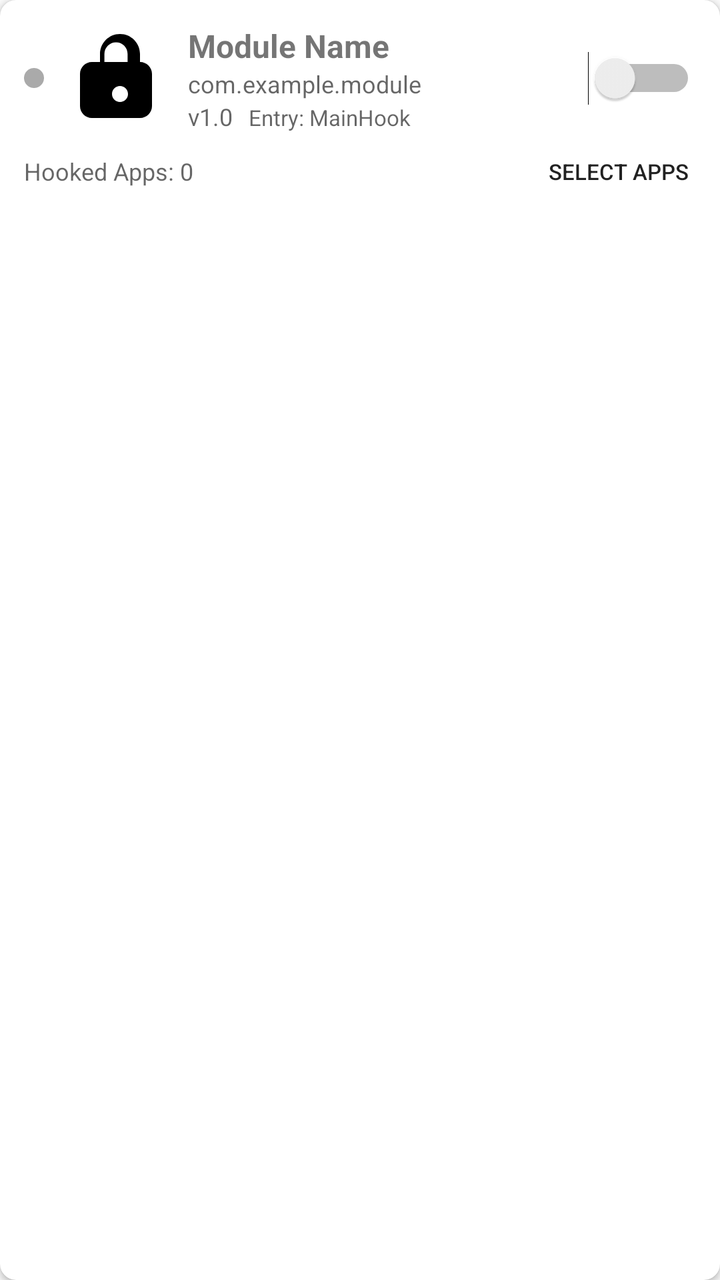
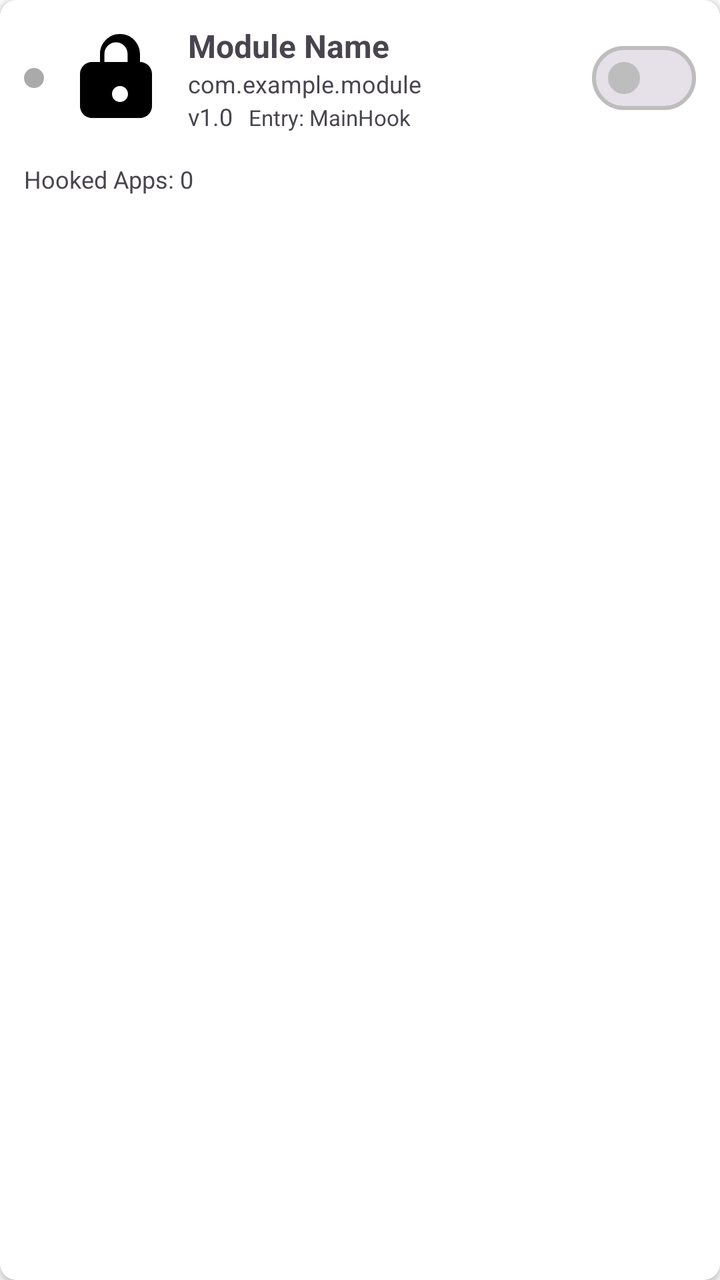

An Android layout rendered at two revisions. The XML below is the earlier revision; the diff shows what the commit changed to produce the second picture.
<!-- AndroidManifest.xml: application theme Theme.ShizuPosedManager -->
<!-- res/layout/item_module.xml -->
<?xml version="1.0" encoding="utf-8"?>
<androidx.cardview.widget.CardView
    xmlns:android="http://schemas.android.com/apk/res/android"
    xmlns:app="http://schemas.android.com/apk/res-auto"
    android:id="@+id/cardModule"
    android:layout_width="match_parent"
    android:layout_height="wrap_content"
    android:layout_margin="4dp"
    app:cardCornerRadius="8dp"
    app:cardElevation="2dp">

    <LinearLayout
        android:layout_width="match_parent"
        android:layout_height="wrap_content"
        android:orientation="vertical"
        android:padding="12dp">

        
        <LinearLayout
            android:layout_width="match_parent"
            android:layout_height="wrap_content"
            android:orientation="horizontal"
            android:gravity="center_vertical">

            
            <View
                android:id="@+id/indicatorStatus"
                android:layout_width="10dp"
                android:layout_height="10dp"
                android:background="@drawable/status_indicator_disabled"
                android:layout_marginEnd="12dp" />

            
            <ImageView
                android:id="@+id/ivIcon"
                android:layout_width="48dp"
                android:layout_height="48dp"
                android:src="@drawable/ic_module"
                android:contentDescription="@string/module_icon"
                android:layout_marginEnd="12dp" />

            
            <LinearLayout
                android:layout_width="0dp"
                android:layout_height="wrap_content"
                android:layout_weight="1"
                android:orientation="vertical">

                <TextView
                    android:id="@+id/tvName"
                    android:layout_width="match_parent"
                    android:layout_height="wrap_content"
                    android:text="Module Name"
                    android:textSize="16sp"
                    android:textStyle="bold"
                    android:maxLines="1"
                    android:ellipsize="end" />

                <TextView
                    android:id="@+id/tvPackage"
                    android:layout_width="match_parent"
                    android:layout_height="wrap_content"
                    android:text="com.example.module"
                    android:textSize="12sp"
                    android:textColor="?android:attr/textColorSecondary"
                    android:maxLines="1"
                    android:ellipsize="end" />

                <LinearLayout
                    android:layout_width="match_parent"
                    android:layout_height="wrap_content"
                    android:orientation="horizontal">

                    <TextView
                        android:id="@+id/tvVersion"
                        android:layout_width="wrap_content"
                        android:layout_height="wrap_content"
                        android:text="v1.0"
                        android:textSize="12sp"
                        android:textColor="?android:attr/textColorSecondary" />

                    <TextView
                        android:id="@+id/tvEntry"
                        android:layout_width="0dp"
                        android:layout_height="wrap_content"
                        android:layout_weight="1"
                        android:text="Entry: MainHook"
                        android:textSize="11sp"
                        android:textColor="?android:attr/textColorSecondary"
                        android:layout_marginStart="8dp"
                        android:maxLines="1"
                        android:ellipsize="middle" />

                </LinearLayout>

            </LinearLayout>

            
            <Switch
                android:id="@+id/swEnabled"
                android:layout_width="wrap_content"
                android:layout_height="wrap_content"
                android:layout_marginStart="8dp" />

        </LinearLayout>

        
        <LinearLayout
            android:layout_width="match_parent"
            android:layout_height="wrap_content"
            android:layout_marginTop="8dp"
            android:orientation="horizontal"
            android:gravity="center_vertical">

            <TextView
                android:id="@+id/tvHookedApps"
                android:layout_width="0dp"
                android:layout_height="wrap_content"
                android:layout_weight="1"
                android:text="Hooked Apps: 0"
                android:textSize="12sp"
                android:textColor="?android:attr/textColorSecondary" />

            <Button
                android:id="@+id/btnSelectApps"
                android:layout_width="wrap_content"
                android:layout_height="wrap_content"
                android:text="Select Apps"
                android:textSize="11sp"
                android:padding="4dp"
                android:minWidth="0dp"
                android:minHeight="0dp"
                style="@style/Widget.AppCompat.Button.Borderless" />

        </LinearLayout>

    </LinearLayout>

</androidx.cardview.widget.CardView>
<!-- resources referenced by this layout -->
<resources>
  <style name="Theme.ShizuPosedManager" parent="Theme.AppCompat.DayNight.NoActionBar">
          
          <item name="colorPrimary">@color/md_theme_light_primary</item>
          <item name="colorPrimaryDark">@color/md_theme_light_primaryContainer</item>
          <item name="colorAccent">@color/md_theme_light_secondary</item>
  
          
          <item name="android:windowBackground">@color/md_theme_light_surface</item>
          <item name="android:colorBackground">@color/md_theme_light_surface</item>
  
          
          <item name="android:windowFullscreen">false</item>
          <item name="android:windowContentOverlay">@null</item>
          <item name="android:windowNoTitle">true</item>
          <item name="android:windowActionBar">false</item>
  
          
          <item name="android:statusBarColor">?attr/colorPrimary</item>
          <item name="android:windowLightStatusBar" tools:targetApi="m">true</item>
  
          
          <item name="android:navigationBarColor">@color/md_theme_light_surface</item>
          <item name="android:windowLightNavigationBar" tools:targetApi="o_mr1">true</item>
  
          
          <item name="android:windowAnimationStyle">@style/Animation.Activity</item>
      </style>
  <!-- unchanged entries left out for length: 8 -->
</resources>

<!-- the commit's change to res/layout/item_module.xml (unified diff, before → after) -->
@@ -96,7 +96,7 @@
             </LinearLayout>
 
             
-            <Switch
+            <com.google.android.material.materialswitch.MaterialSwitch
                 android:id="@+id/swEnabled"
                 android:layout_width="wrap_content"
                 android:layout_height="wrap_content"
@@ -121,6 +121,18 @@
                 android:textSize="12sp"
                 android:textColor="?android:attr/textColorSecondary" />
 
+            
+            <TextView
+                android:id="@+id/tvRecommended"
+                android:layout_width="wrap_content"
+                android:layout_height="wrap_content"
+                android:layout_marginEnd="8dp"
+                android:text="· 0 recommended"
+                android:textSize="12sp"
+                android:textColor="?attr/colorPrimary"
+                android:maxLines="1"
+                android:visibility="gone" />
+
             <Button
                 android:id="@+id/btnSelectApps"
                 android:layout_width="wrap_content"
<!-- resource entries referenced after the edit -->
@@ -1,32 +1,84 @@
 <!-- resources referenced by this layout -->
 <resources>
-  <style name="Theme.ShizuPosedManager" parent="Theme.AppCompat.DayNight.NoActionBar">
+  <style name="Theme.ShizuPosedManager" parent="Theme.Material3.DayNight.NoActionBar">
+  
           
           <item name="colorPrimary">@color/md_theme_light_primary</item>
-          <item name="colorPrimaryDark">@color/md_theme_light_primaryContainer</item>
-          <item name="colorAccent">@color/md_theme_light_secondary</item>
+          <item name="colorOnPrimary">@color/md_theme_light_onPrimary</item>
+          <item name="colorPrimaryContainer">@color/md_theme_light_primaryContainer</item>
+          <item name="colorOnPrimaryContainer">@color/md_theme_light_onPrimaryContainer</item>
+  
+          
+          <item name="colorSecondary">@color/md_theme_light_secondary</item>
+          <item name="colorOnSecondary">@color/md_theme_light_onSecondary</item>
+          <item name="colorSecondaryContainer">@color/md_theme_light_secondaryContainer</item>
+          <item name="colorOnSecondaryContainer">@color/md_theme_light_onSecondaryContainer</item>
+  
+          
+          <item name="colorTertiary">@color/md_theme_light_tertiary</item>
+          <item name="colorOnTertiary">@color/md_theme_light_onTertiary</item>
+          <item name="colorTertiaryContainer">@color/md_theme_light_tertiaryContainer</item>
+          <item name="colorOnTertiaryContainer">@color/md_theme_light_onTertiaryContainer</item>
+  
+          
+          <item name="colorError">@color/md_theme_light_error</item>
+          <item name="colorOnError">@color/md_theme_light_onError</item>
+          <item name="colorErrorContainer">@color/md_theme_light_errorContainer</item>
+          <item name="colorOnErrorContainer">@color/md_theme_light_onErrorContainer</item>
+  
+          
+          <item name="android:colorBackground">@color/md_theme_light_surface</item>
+          <item name="colorOnBackground">@color/md_theme_light_onSurface</item>
+          <item name="colorSurface">@color/md_theme_light_surface</item>
+          <item name="colorOnSurface">@color/md_theme_light_onSurface</item>
+          <item name="colorSurfaceVariant">@color/md_theme_light_surfaceVariant</item>
+          <item name="colorOnSurfaceVariant">@color/md_theme_light_onSurfaceVariant</item>
+          <item name="colorOutline">@color/md_theme_light_outline</item>
+          <item name="colorOutlineVariant">@color/md_theme_light_outline</item>
+  
+          
+          <item name="colorSurfaceInverse">@color/md_theme_light_inverseSurface</item>
+          <item name="colorOnSurfaceInverse">@color/md_theme_light_inverseOnSurface</item>
+          <item name="colorPrimaryInverse">@color/md_theme_light_inversePrimary</item>
   
           
           <item name="android:windowBackground">@color/md_theme_light_surface</item>
-          <item name="android:colorBackground">@color/md_theme_light_surface</item>
-  
-          
           <item name="android:windowFullscreen">false</item>
           <item name="android:windowContentOverlay">@null</item>
           <item name="android:windowNoTitle">true</item>
           <item name="android:windowActionBar">false</item>
   
           
-          <item name="android:statusBarColor">?attr/colorPrimary</item>
+          <item name="android:statusBarColor">@android:color/transparent</item>
           <item name="android:windowLightStatusBar" tools:targetApi="m">true</item>
   
           
-          <item name="android:navigationBarColor">@color/md_theme_light_surface</item>
+          <item name="android:navigationBarColor">@android:color/transparent</item>
           <item name="android:windowLightNavigationBar" tools:targetApi="o_mr1">true</item>
   
           
           <item name="android:windowAnimationStyle">@style/Animation.Activity</item>
       </style>
+  <color name="md_theme_light_onPrimary">#FFFFFF</color>
+  <color name="md_theme_light_onPrimaryContainer">#1B5E20</color>
+  <color name="md_theme_light_onSecondary">#FFFFFF</color>
+  <color name="md_theme_light_secondaryContainer">#C5E1A5</color>
+  <color name="md_theme_light_onSecondaryContainer">#33691E</color>
+  <color name="md_theme_light_tertiary">#00695C</color>
+  <color name="md_theme_light_onTertiary">#FFFFFF</color>
+  <color name="md_theme_light_tertiaryContainer">#B2DFDB</color>
+  <color name="md_theme_light_onTertiaryContainer">#004D40</color>
+  <color name="md_theme_light_error">#D32F2F</color>
+  <color name="md_theme_light_onError">#FFFFFF</color>
+  <color name="md_theme_light_errorContainer">#FFCDD2</color>
+  <color name="md_theme_light_onErrorContainer">#B71C1C</color>
+  <color name="md_theme_light_onSurface">#212121</color>
+  <color name="md_theme_light_surfaceVariant">#F5F5F5</color>
+  <color name="md_theme_light_onSurfaceVariant">#757575</color>
+  <color name="md_theme_light_outline">#BDBDBD</color>
+  <color name="md_theme_light_inverseSurface">#424242</color>
+  <color name="md_theme_light_inverseOnSurface">#FFFFFF</color>
+  <color name="md_theme_light_inversePrimary">#81C784</color>
   <!-- unchanged entries left out for length: 8 -->
 </resources>
 
